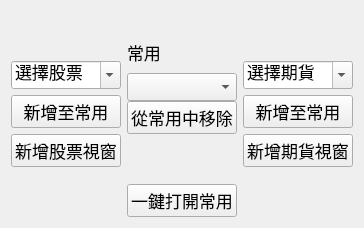
Above: mainUI.ui from Shawn-lung/firstjob before the change. Below: the same form after it.
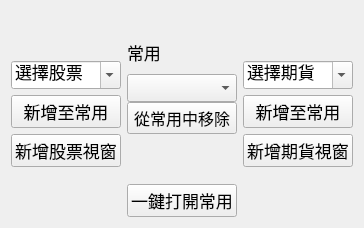
That is the form after the change.

Diff of the .ui file:
```diff
--- a/mainUI.ui
+++ b/mainUI.ui
@@ -107,6 +107,11 @@
        </item>
        <item>
         <widget class="QPushButton" name="removeButton">
+         <property name="font">
+          <font>
+           <pointsize>12</pointsize>
+          </font>
+         </property>
          <property name="text">
           <string>從常用中移除</string>
          </property>
```
